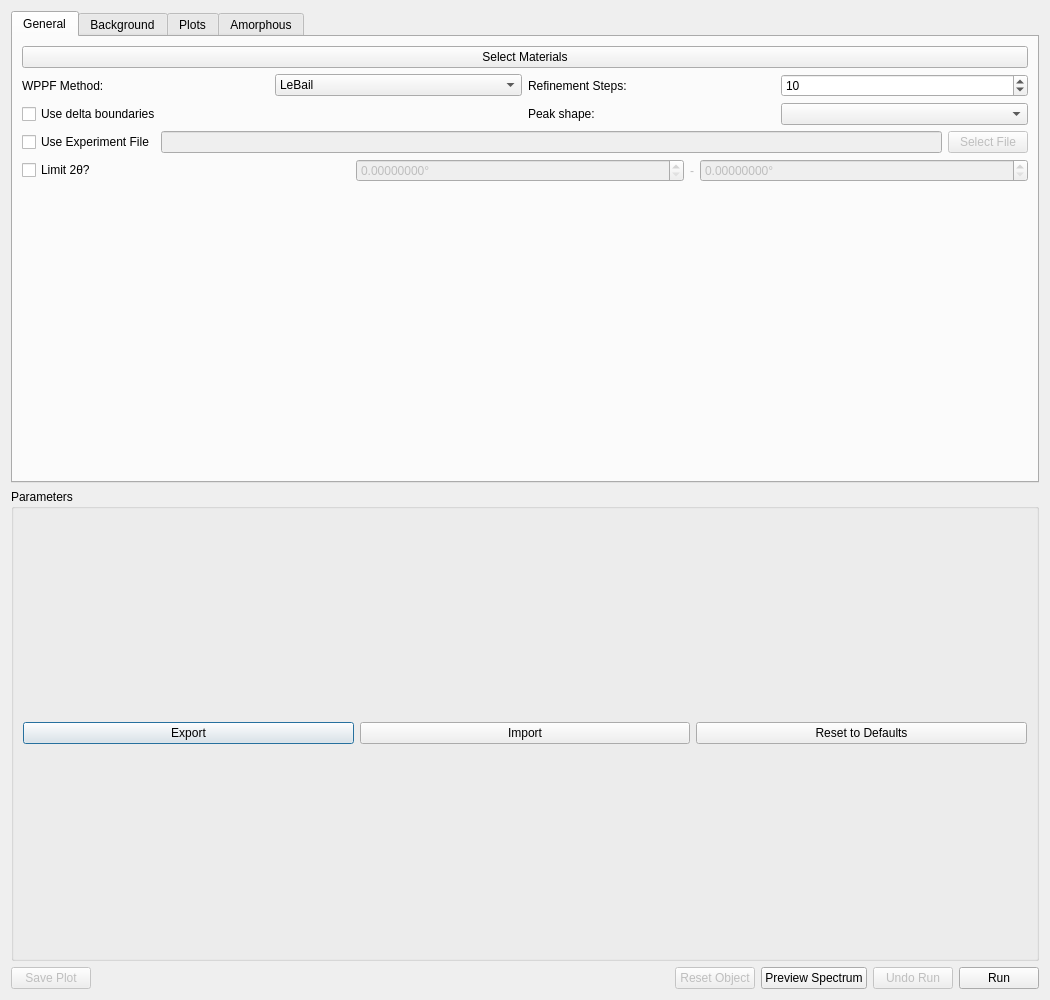
Old version of the form hexrdgui/resources/ui/wppf_options_dialog.ui in the repository HEXRD/hexrdgui.
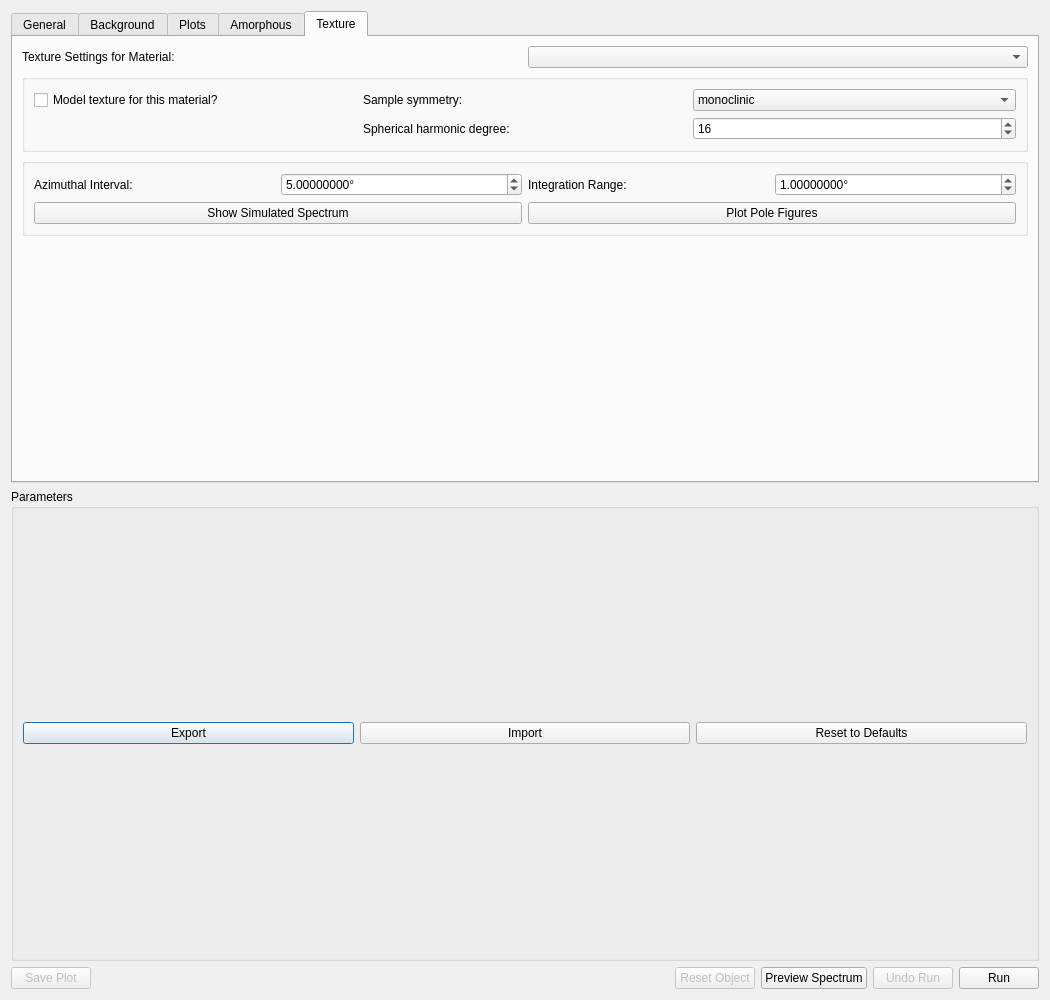
New version of the form. The open tabs and pages were chosen to show the change. Icons and pictures are not drawn. Custom widgets are drawn as their Qt base class.

Commit message: Iniital pass at supporting texture in the GUI

What changed in the file:
```diff
--- a/hexrdgui/resources/ui/wppf_options_dialog.ui
+++ b/hexrdgui/resources/ui/wppf_options_dialog.ui
@@ -546,6 +546,196 @@
          </item>
         </layout>
        </widget>
+       <widget class="QWidget" name="texture_tab">
+        <attribute name="title">
+         <string>Texture</string>
+        </attribute>
+        <layout class="QGridLayout" name="gridLayout_8">
+         <item row="0" column="0">
+          <widget class="QLabel" name="selected_texture_material_label">
+           <property name="text">
+            <string>Texture Settings for Material:</string>
+           </property>
+          </widget>
+         </item>
+         <item row="0" column="1">
+          <widget class="QComboBox" name="selected_texture_material"/>
+         </item>
+         <item row="1" column="0" colspan="2">
+          <widget class="QGroupBox" name="texture_settings_group">
+           <property name="title">
+            <string/>
+           </property>
+           <layout class="QGridLayout" name="gridLayout_9">
+            <item row="0" column="2">
+             <widget class="QComboBox" name="texture_sample_symmetry">
+              <property name="currentText">
+               <string>monoclinic</string>
+              </property>
+              <item>
+               <property name="text">
+                <string>monoclinic</string>
+               </property>
+              </item>
+              <item>
+               <property name="text">
+                <string>orthorhombic</string>
+               </property>
+              </item>
+              <item>
+               <property name="text">
+                <string>axial</string>
+               </property>
+              </item>
+              <item>
+               <property name="text">
+                <string>triclinic</string>
+               </property>
+              </item>
+             </widget>
+            </item>
+            <item row="2" column="2">
+             <widget class="QSpinBox" name="texture_ell_max">
+              <property name="keyboardTracking">
+               <bool>false</bool>
+              </property>
+              <property name="suffix">
+               <string/>
+              </property>
+              <property name="minimum">
+               <number>2</number>
+              </property>
+              <property name="maximum">
+               <number>10000000</number>
+              </property>
+              <property name="singleStep">
+               <number>2</number>
+              </property>
+              <property name="value">
+               <number>16</number>
+              </property>
+             </widget>
+            </item>
+            <item row="0" column="0">
+             <widget class="QCheckBox" name="include_texture_model">
+              <property name="text">
+               <string>Model texture for this material?</string>
+              </property>
+             </widget>
+            </item>
+            <item row="0" column="1">
+             <widget class="QLabel" name="texture_sample_symmetry_label">
+              <property name="text">
+               <string>Sample symmetry:</string>
+              </property>
+             </widget>
+            </item>
+            <item row="2" column="1">
+             <widget class="QLabel" name="texture_ell_max_label">
+              <property name="text">
+               <string>Spherical harmonic degree:</string>
+              </property>
+             </widget>
+            </item>
+           </layout>
+          </widget>
+         </item>
+         <item row="3" column="0" colspan="2">
+          <spacer name="verticalSpacer_5">
+           <property name="orientation">
+            <enum>Qt::Vertical</enum>
+           </property>
+           <property name="sizeHint" stdset="0">
+            <size>
+             <width>20</width>
+             <height>0</height>
+            </size>
+           </property>
+          </spacer>
+         </item>
+         <item row="2" column="0" colspan="2">
+          <widget class="QGroupBox" name="spectrum_binning_group">
+           <property name="title">
+            <string/>
+           </property>
+           <layout class="QGridLayout" name="gridLayout_10">
+            <item row="0" column="0">
+             <widget class="QLabel" name="texture_azimuthal_interval_label">
+              <property name="text">
+               <string>Azimuthal Interval:</string>
+              </property>
+             </widget>
+            </item>
+            <item row="0" column="2">
+             <widget class="QLabel" name="texture_integration_range_label">
+              <property name="text">
+               <string>Integration Range:</string>
+              </property>
+             </widget>
+            </item>
+            <item row="0" column="1">
+             <widget class="ScientificDoubleSpinBox" name="texture_azimuthal_interval">
+              <property name="keyboardTracking">
+               <bool>false</bool>
+              </property>
+              <property name="suffix">
+               <string>°</string>
+              </property>
+              <property name="decimals">
+               <number>8</number>
+              </property>
+              <property name="minimum">
+               <double>0.000010000000000</double>
+              </property>
+              <property name="maximum">
+               <double>10000000.000000000000000</double>
+              </property>
+              <property name="value">
+               <double>5.000000000000000</double>
+              </property>
+             </widget>
+            </item>
+            <item row="0" column="3">
+             <widget class="ScientificDoubleSpinBox" name="texture_integration_range">
+              <property name="keyboardTracking">
+               <bool>false</bool>
+              </property>
+              <property name="suffix">
+               <string>°</string>
+              </property>
+              <property name="decimals">
+               <number>8</number>
+              </property>
+              <property name="minimum">
+               <double>0.000010000000000</double>
+              </property>
+              <property name="maximum">
+               <double>10000000.000000000000000</double>
+              </property>
+              <property name="value">
+               <double>1.000000000000000</double>
+              </property>
+             </widget>
+            </item>
+            <item row="2" column="2" colspan="2">
+             <widget class="QPushButton" name="texture_plot_pole_figures">
+              <property name="text">
+               <string>Plot Pole Figures</string>
+              </property>
+             </widget>
+            </item>
+            <item row="2" column="0" colspan="2">
+             <widget class="QPushButton" name="texture_show_simulated_spectrum">
+              <property name="text">
+               <string>Show Simulated Spectrum</string>
+              </property>
+             </widget>
+            </item>
+           </layout>
+          </widget>
+         </item>
+        </layout>
+       </widget>
       </widget>
      </item>
     </layout>
```
Left out of the diff: 8 changed lines with no effect on the pictures. The commit also changes 10 other files.
